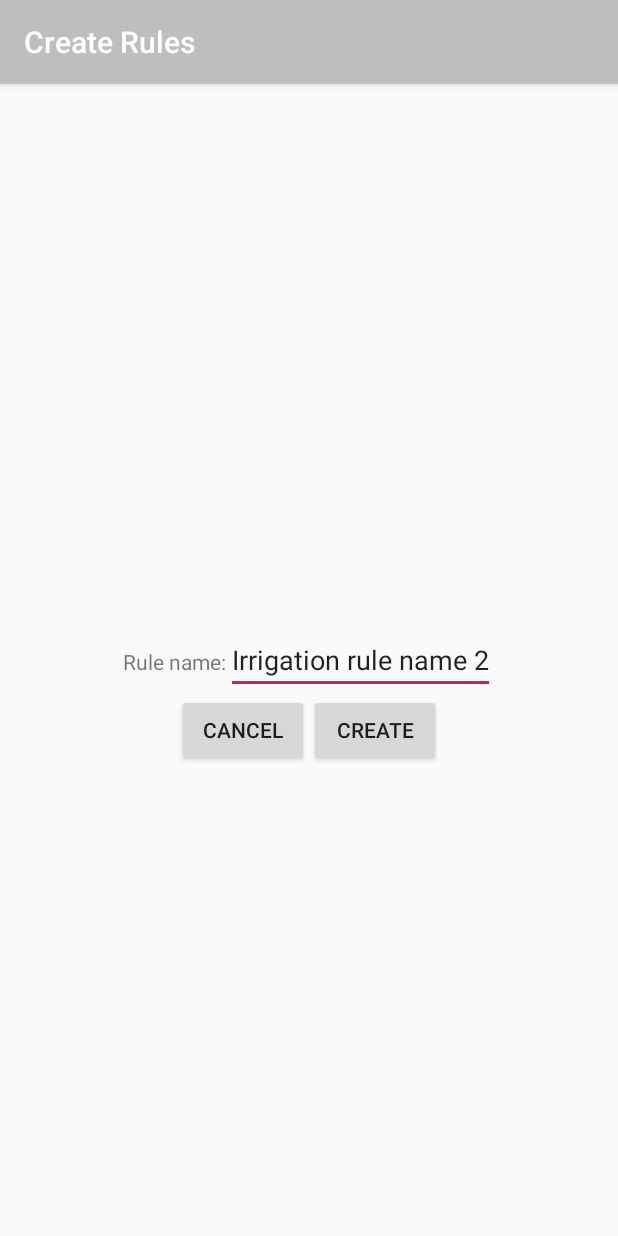
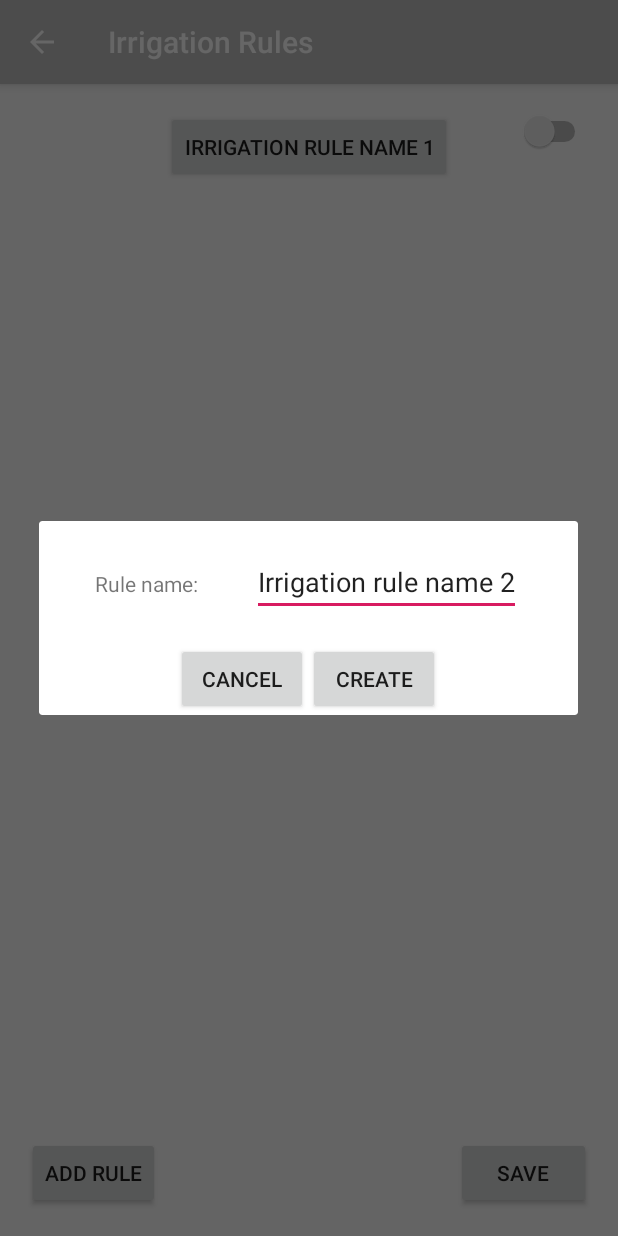
Before and after one commit to GarduinoTeam/Garduino, an Android app: the IrrigationRules screen opened directly, with no data from a screen before it, after a tap on "ADD RULE", on a phone screen of 412 x 824 dp. Run offline under Robolectric (Android 15) with nearby library versions, the light colour scheme and no system bars.

Commit message:
pop up create rule done

```diff
--- a/GarduinoAndroid/app/src/main/java/com/example/garduinoandroid/IrrigationRules.java
+++ b/GarduinoAndroid/app/src/main/java/com/example/garduinoandroid/IrrigationRules.java
@@ -7,9 +7,12 @@ import android.os.Bundle;
 import android.view.MenuItem;
 import android.view.View;
 import android.widget.Button;
+import android.widget.EditText;
 import android.widget.RelativeLayout;
+import android.widget.Toast;
 
 import androidx.appcompat.app.ActionBar;
+import androidx.appcompat.app.AlertDialog;
 import androidx.appcompat.app.AppCompatActivity;
 
 import java.io.Serializable;
@@ -44,7 +47,49 @@ public class IrrigationRules extends AppCompatActivity implements View.OnClickLi
         save.setOnClickListener(this);
 
         add = (Button) findViewById(R.id.addRule);
-        add.setOnClickListener(this);
+        add.setOnClickListener(new View.OnClickListener(){
+            @Override
+            public void onClick(View v) {
+                AlertDialog.Builder mBuilder = new AlertDialog.Builder(IrrigationRules.this);
+                View mView = getLayoutInflater().inflate(R.layout.create_rule, null);
+                final EditText EtRule = (EditText) mView.findViewById(R.id.editTextCR);
+                Button buttonCreate = (Button) mView.findViewById(R.id.createRule);
+                Button buttonCancel = (Button) mView.findViewById(R.id.cancelRule);
+
+                buttonCreate.setOnClickListener(new View.OnClickListener() {
+                    @Override
+                    public void onClick(View v) {
+                        if (!EtRule.getText().toString().isEmpty()) {
+                            Toast.makeText(IrrigationRules.this, "Name Rule added", Toast.LENGTH_SHORT).show();
+                            addRule = true;
+                            Intent intentCreate = new Intent(getApplication(), IrrigationRules.class);
+                            intentCreate.putExtra("addRule",addRule);
+                            intentCreate.putExtra("object", (Serializable) obj);
+                            intentCreate.putExtra("btnSettingsDPS", informationBoolean);
+                            startActivity(intentCreate);
+                        } else {
+                            Toast.makeText(IrrigationRules.this, "Please fill the field.", Toast.LENGTH_SHORT).show();
+                        }
+                    }
+                });
+
+                buttonCancel.setOnClickListener(new View.OnClickListener() {
+                    @Override
+                    public void onClick(View v) {
+                        Intent intentCancel = new Intent(getApplication(), IrrigationRules.class);
+                        intentCancel.putExtra("addRule",addRule);
+                        intentCancel.putExtra("object", (Serializable) obj);
+                        intentCancel.putExtra("btnSettingsDPS", informationBoolean);
+                        startActivity(intentCancel);
+                    }
+                });
+                mBuilder.setView(mView);
+                AlertDialog dialog = mBuilder.create();
+                dialog.show();
+
+
+            }
+        });
 
         rule1 = (Button) findViewById(R.id.buttonIrrigationRule1);
         rule1.setOnClickListener(this);
@@ -85,13 +130,13 @@ public class IrrigationRules extends AppCompatActivity implements View.OnClickLi
                 startActivity(intentSave);
                 break;
 
-            case R.id.addRule:
-                Intent intentAdd = new Intent(this, CreateRule.class);
-                intentAdd.putExtra("object", (Serializable) obj);
-                intentAdd.putExtra("btnSettingsDPS", informationBoolean);
-                intentAdd.putExtra("addRule", addRule);
-                startActivity(intentAdd);
-                break;
+//            case R.id.addRule:
+//                Intent intentAdd = new Intent(this, CreateRule.class);
+//                intentAdd.putExtra("object", (Serializable) obj);
+//                intentAdd.putExtra("btnSettingsDPS", informationBoolean);
+//                intentAdd.putExtra("addRule", addRule);
+//                startActivity(intentAdd);
+//                break;
             case R.id.buttonIrrigationRule1:
             case R.id.buttonIrrigationRule2:
                 Intent intentRule = new Intent(this, EditIrrigationRule.class);
--- a/GarduinoAndroid/app/src/main/res/layout/create_rule.xml
+++ b/GarduinoAndroid/app/src/main/res/layout/create_rule.xml
@@ -3,27 +3,38 @@
     android:orientation="vertical" android:layout_width="match_parent"
     android:layout_height="match_parent"
     android:layout_margin="18dp">
-
-    <LinearLayout
+    <RelativeLayout
         android:layout_width="wrap_content"
         android:layout_height="wrap_content"
         android:orientation="horizontal"
         android:layout_centerInParent="true"
         android:id="@+id/ruleName">
+        <LinearLayout
+            android:layout_width="wrap_content"
+            android:layout_height="wrap_content"
+            android:orientation="horizontal"
+            android:id="@+id/editorLayout">
             <TextView
                 android:layout_width="wrap_content"
                 android:layout_height="wrap_content"
-                android:text="@string/ruleNameDescription"/>
+                android:text="@string/ruleNameDescription"
+                android:layout_marginBottom="@dimen/dim_5"
+                android:layout_margin="@dimen/dim_18"/>
+
             <EditText
+                android:id="@+id/editTextCR"
                 android:layout_width="wrap_content"
                 android:layout_height="wrap_content"
-                android:text="@string/ruleName"/>
+                android:text="@string/ruleName"
+                android:layout_marginBottom="@dimen/dim_5"
+                android:layout_margin="@dimen/dim_18"/>
+
         </LinearLayout>
             <LinearLayout
                 android:layout_width="wrap_content"
                 android:layout_height="wrap_content"
                 android:orientation="horizontal"
-        android:layout_below="@+id/ruleName"
+                android:layout_below="@+id/editorLayout"
                 android:layout_centerInParent="true">
                 <Button
                     android:id="@+id/cancelRule"
@@ -36,5 +47,6 @@
                     android:layout_height="wrap_content"
                     android:text="@string/btnRuleNameCreate"/>
             </LinearLayout>
+    </RelativeLayout>
 
 </RelativeLayout>
--- a/GarduinoAndroid/app/src/main/res/layout/manual_irrigation.xml
+++ b/GarduinoAndroid/app/src/main/res/layout/manual_irrigation.xml
@@ -54,7 +54,8 @@
             android:layout_height="wrap_content"
             android:background="#000000"
             android:text="@string/btn_manual_irrigation_start"
-            android:textColor="#FFFFFF"    android:layout_margin="@dimen/dim_18"
+            android:textColor="#FFFFFF"
+            android:layout_margin="@dimen/dim_18"
 
             />
 
```
Lines whose indentation alone changed are shown as unchanged.
